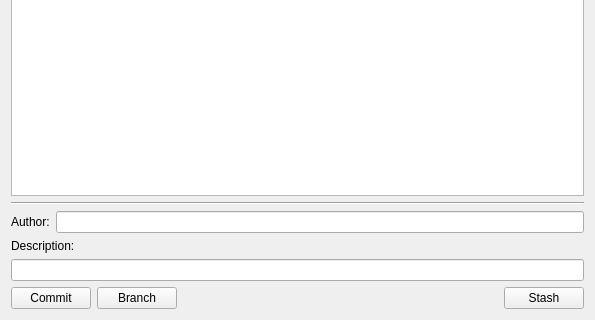
First picture: the form in core/io/sqltable.ui, repository KmolYuan/Pyslvs-UI, before the edit; both pictures show x 0 to 595 and y 316 to 636 of the 595 by 636 pixel window.
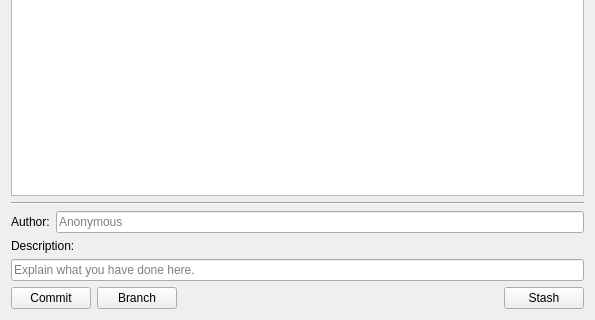
Second picture: the form after the edit. Icons and pictures are not drawn.

Commit message: sqltable button functions.

Patch:
```diff
--- a/core/io/sqltable.ui
+++ b/core/io/sqltable.ui
@@ -94,7 +94,11 @@
       </widget>
      </item>
      <item>
-      <widget class="QLineEdit" name="FileAuthor"/>
+      <widget class="QLineEdit" name="FileAuthor">
+       <property name="placeholderText">
+        <string>Anonymous</string>
+       </property>
+      </widget>
      </item>
     </layout>
    </item>
@@ -106,7 +110,11 @@
     </widget>
    </item>
    <item>
-    <widget class="QLineEdit" name="FileDescription"/>
+    <widget class="QLineEdit" name="FileDescription">
+     <property name="placeholderText">
+      <string>Explain what you have done here.</string>
+     </property>
+    </widget>
    </item>
    <item>
     <layout class="QHBoxLayout" name="horizontalLayout_4">
```
The commit also changes 8 other files.
